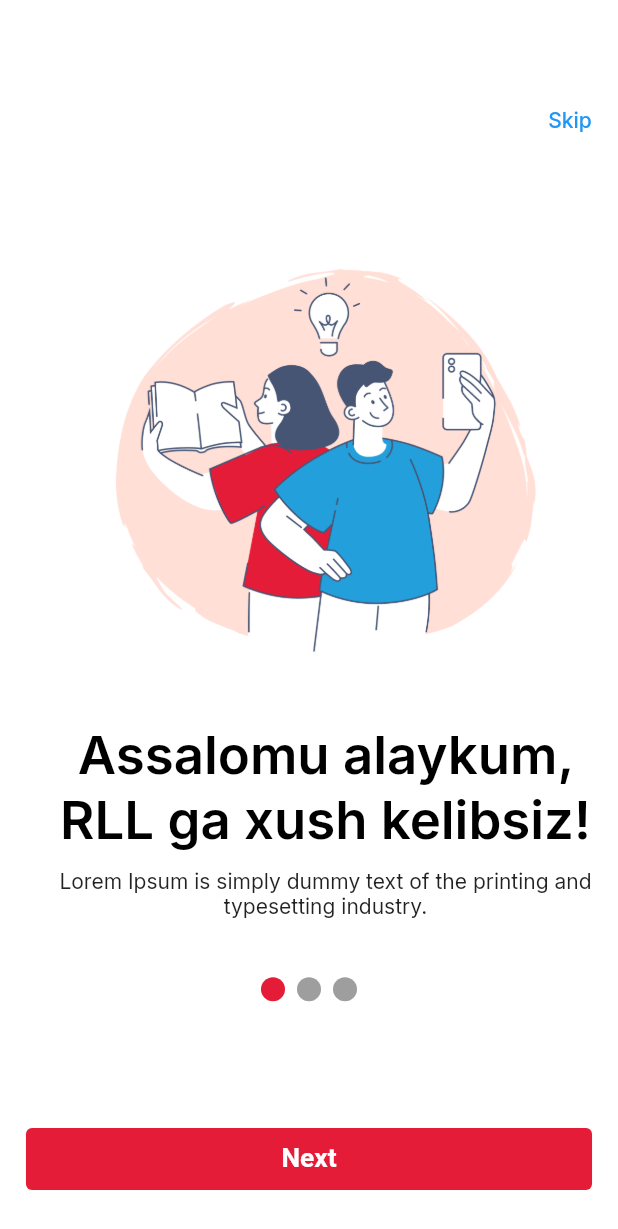
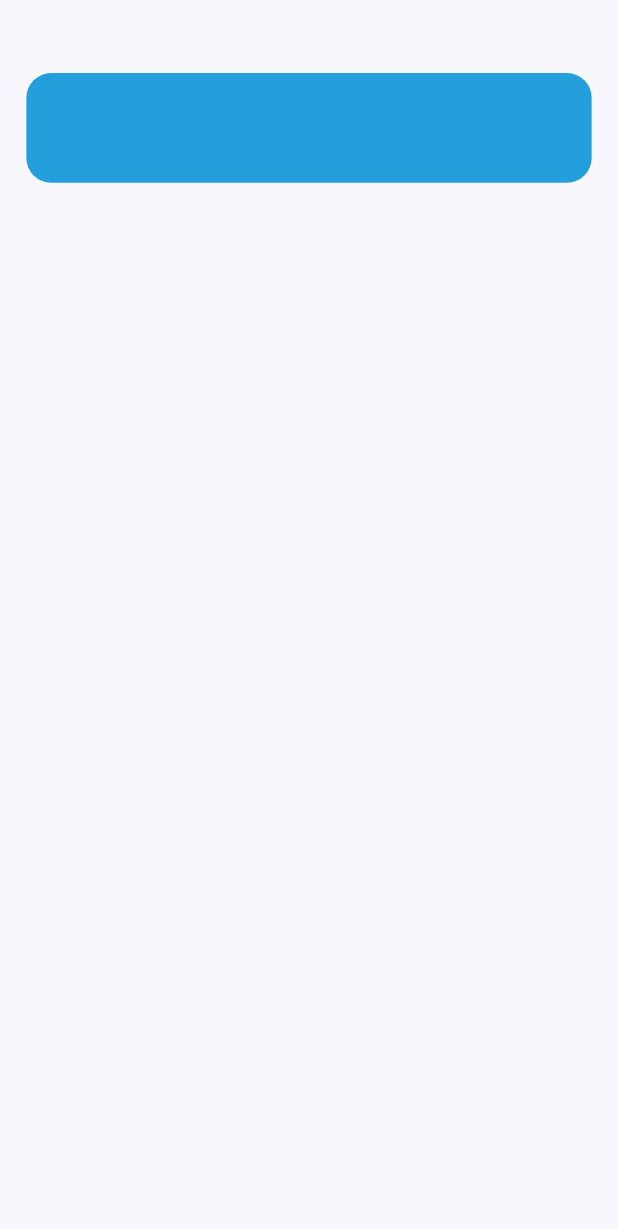
Before and after one commit to SadullaevTolkinjon/Ansor-Rlab-Project, a Flutter app: the screen it shows after launch, on a phone screen of 412 x 824 dp. Shown: the top 1229 px of the screen. Run offline on Flutter 3.47's test engine with Material 2 defaults, Android fonts, the phone set to English and light mode, and no system bars; drawn by our look-alikes of smooth_page_indicator; our stand-ins replace flutter_bloc, google_fonts, im_stepper, intl_phone_field.

Commit message:
Home Page Boshlandi

```diff
--- a/lib/core/utils/routes.dart
+++ b/lib/core/utils/routes.dart
@@ -1,4 +1,5 @@
 import 'package:ancor_inc/screens/home_page/view/home_page.dart';
+import 'package:ancor_inc/screens/on_bording/view/on_bording_page.dart';
 import 'package:flutter/material.dart';
 
 class RouterGenerator {
--- /dev/null
+++ b/lib/screens/home_page/view/components/decoration_componenets.dart
@@ -0,0 +1,6 @@
+import 'package:ancor_inc/core/utils/size_config.dart';
+import 'package:flutter/painting.dart';
+
+class ContainerDecoration{
+  static BorderRadius borderRadius20 = BorderRadius.all(Radius.circular(getWidth(15)));
+}
--- a/lib/screens/home_page/view/home_page.dart
+++ b/lib/screens/home_page/view/home_page.dart
@@ -1,138 +1,31 @@
 import 'package:ancor_inc/core/constants/color_constants.dart';
-import 'package:ancor_inc/core/constants/size_config.dart';
-import 'package:ancor_inc/core/data/local_data/vaqtinchalik/image_page.dart';
-import 'package:ancor_inc/main.dart';
+import 'package:ancor_inc/core/utils/size_config.dart';
 import 'package:ancor_inc/screens/home_page/view/components/container_button.dart';
+import 'package:ancor_inc/screens/home_page/view/components/decoration_componenets.dart';
+import 'package:flutter/material.dart';
 
-import 'package:ancor_inc/screens/register/view/register_page.dart';
-import 'package:ancor_inc/screens/widget/my_text_style.dart';
-import 'package:flutter/material.dart';
-import 'package:flutter/src/foundation/key.dart';
-import 'package:flutter/src/widgets/framework.dart';
-import 'package:smooth_page_indicator/smooth_page_indicator.dart';
-
-class HomePage extends StatefulWidget {
-  HomePage({Key? key}) : super(key: key);
-
-  @override
-  State<HomePage> createState() => _HomePageState();
-}
-
-class _HomePageState extends State<HomePage> {
-  final controller = PageController(viewportFraction: 0.8, keepPage: true);
-
-  int indexOfImage = 0;
+class HomePage extends StatelessWidget {
+  const HomePage({Key? key}) : super(key: key);
 
   @override
   Widget build(BuildContext context) {
     SizeConfig().init(context);
-
     return Scaffold(
-      backgroundColor: ColorConst.white,
-      body: Column(
-        crossAxisAlignment: CrossAxisAlignment.end,
-        children: [
-          Padding(
-            padding: EdgeInsets.only(
-              top: getHeight(55.0),
-            ),
-            child: TextButton(
-              onPressed: () {
-                Navigator.pushAndRemoveUntil(context,
-                    MaterialPageRoute(builder: (context) {
-                  return RegisterPage();
-                }), (route) => false);
-              },
-              child: Text(
-                "Skip",
-                style: TextStyleComp.regularStyleW500(
-                  getHeight(16.0),
-                ),
-              ),
-            ),
-          ),
-          Padding(
-            padding: EdgeInsets.only(
-              top: getHeight(30.0),
-              left: getWidth(20.0),
-            ),
+      body: Padding(
+        padding:  EdgeInsets.symmetric(horizontal: getWidth(16),vertical: getHeight(48)),
         child: Column(
           children: [
             Container(
-                  height: getHeight(343),
+              height: getHeight(72),
               width: getWidth(343),
-                  child: images[indexOfImage],
-                ),
-                Text(
-                  text[indexOfImage].toString(),
-                  textAlign: TextAlign.center,
-                  style: TextStyleComp.regularStyle(getWidth(32.0)),
-                ),
-                SizedBox(
-                  height: getHeight(10.0),
-                ),
-                Center(
-                  child: Container(
-                    height: getHeight(47.0),
-                    width: getWidth(343.0),
-                    child: Text(
-                      "Lorem Ipsum is simply dummy text of the printing and typesetting industry.",
-                      textAlign: TextAlign.center,
-                      style: TextStyleComp.regularStW500(
-                        getWidth(14.0),
-                      ),
-                    ),
+              decoration: BoxDecoration(
+                borderRadius: ContainerDecoration.borderRadius20,
+                color: ColorConst.circleBlue
               ),
             ),
           ],
         ),
       ),
-          SizedBox(
-            height: getHeight(25.0),
-          ),
-          Center(
-            child: SmoothPageIndicator(
-              controller: controller,
-              count: images.length,
-              effect: WormEffect(
-                activeDotColor: ColorConst.red,
-                dotHeight: 16,
-                dotWidth: 16,
-                type: WormType.thin,
-                strokeWidth: 5,
-              ),
-            ),
-          ),
-          SizedBox(
-            height: getHeight(80.0),
-          ),
-          Center(
-            child: ElevatedButton(
-              style: ElevatedButton.styleFrom(
-                padding: EdgeInsets.symmetric(
-                  horizontal: getWidth(155),
-                  vertical: getHeight(10),
-                ),
-              ),
-              onPressed: () {
-                changeImage();
-              },
-              child: Text(
-                "Next",
-                style: TextStyle(
-                  fontSize: getWidth(16.0),
-                ),
-              ),
-            ),
-          ),
-        ],
-      ),
     );
   }
-
-  changeImage() {
-    indexOfImage += 1;
-
-    setState(() {});
 }
-}
--- a/lib/screens/register/view/2nd_register_page.dart
+++ b/lib/screens/register/view/2nd_register_page.dart
@@ -1,5 +1,5 @@
 import 'package:ancor_inc/core/constants/color_constants.dart';
-import 'package:ancor_inc/core/constants/size_config.dart';
+import 'package:ancor_inc/core/utils/size_config.dart';
 import 'package:ancor_inc/main.dart';
 import 'package:ancor_inc/screens/register/cubit/register_cubit.dart';
 import 'package:ancor_inc/screens/register/cubit/register_state.dart';
--- a/lib/screens/register/view/components/elevated_button_widget.dart
+++ b/lib/screens/register/view/components/elevated_button_widget.dart
@@ -1,5 +1,5 @@
 import 'package:ancor_inc/core/constants/color_constants.dart';
-import 'package:ancor_inc/core/constants/size_config.dart';
+import 'package:ancor_inc/core/utils/size_config.dart';
 import 'package:flutter/material.dart';
 
 class ElevatedButtonWidget extends StatelessWidget {
--- a/lib/screens/register/view/components/intl_phone_widget.dart
+++ b/lib/screens/register/view/components/intl_phone_widget.dart
@@ -1,4 +1,4 @@
-import 'package:ancor_inc/core/constants/size_config.dart';
+import 'package:ancor_inc/core/utils/size_config.dart';
 import 'package:flutter/material.dart';
 import 'package:intl_phone_field/intl_phone_field.dart';
 
--- a/lib/screens/register/view/components/stack_cont_page.dart
+++ b/lib/screens/register/view/components/stack_cont_page.dart
@@ -1,4 +1,4 @@
-import 'package:ancor_inc/core/constants/size_config.dart';
+import 'package:ancor_inc/core/utils/size_config.dart';
 import 'package:flutter/material.dart';
 
 class StackContWidget extends StatelessWidget {
--- a/lib/screens/register/view/components/text_widget.dart
+++ b/lib/screens/register/view/components/text_widget.dart
@@ -1,5 +1,5 @@
 import 'package:ancor_inc/core/constants/color_constants.dart';
-import 'package:ancor_inc/core/constants/size_config.dart';
+import 'package:ancor_inc/core/utils/size_config.dart';
 import 'package:flutter/material.dart';
 
 class TextWidget extends StatelessWidget {
--- a/lib/screens/register/view/components/tff_form_field_widget.dart
+++ b/lib/screens/register/view/components/tff_form_field_widget.dart
@@ -1,4 +1,4 @@
-import 'package:ancor_inc/core/constants/size_config.dart';
+import 'package:ancor_inc/core/utils/size_config.dart';
 import 'package:flutter/material.dart';
 
 class TextFormFieldWidget extends StatelessWidget {
--- a/lib/screens/splash_screen/view/splash_screen_page.dart
+++ b/lib/screens/splash_screen/view/splash_screen_page.dart
@@ -1,5 +1,5 @@
 import 'package:ancor_inc/core/constants/color_constants.dart';
-import 'package:ancor_inc/core/constants/size_config.dart';
+import 'package:ancor_inc/core/utils/size_config.dart';
 import 'package:flutter/material.dart';
 import 'package:flutter/src/foundation/key.dart';
 import 'package:flutter/src/widgets/framework.dart';
```
Also changed, not shown: lib/screens/home_page/view/components/container_button.dart (+13 -33 lines), lib/screens/on_bording/view/on_bording_page.dart (added, +134 -0 lines), lib/screens/register/view/register_page.dart (+6 -9 lines), lib/core/utils/size_config.dart (renamed from lib/core/constants/size_config.dart), 2 other files. Lines whose indentation alone changed are shown as unchanged.
